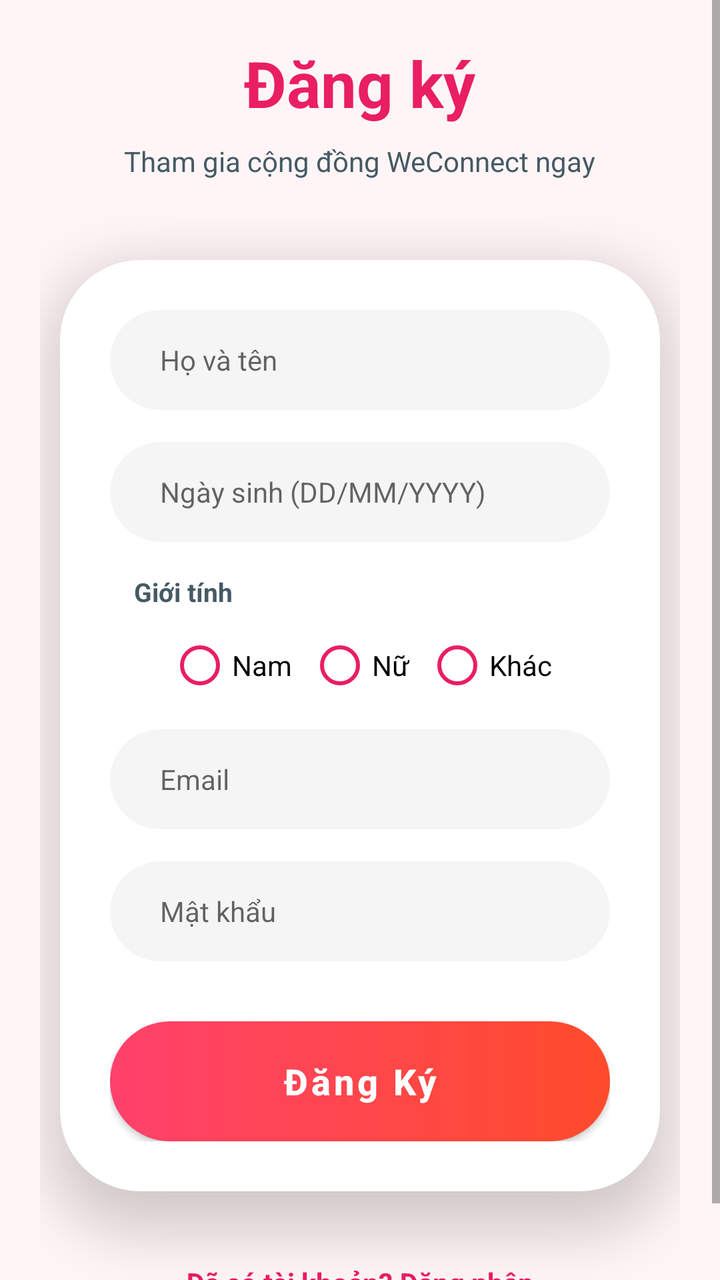
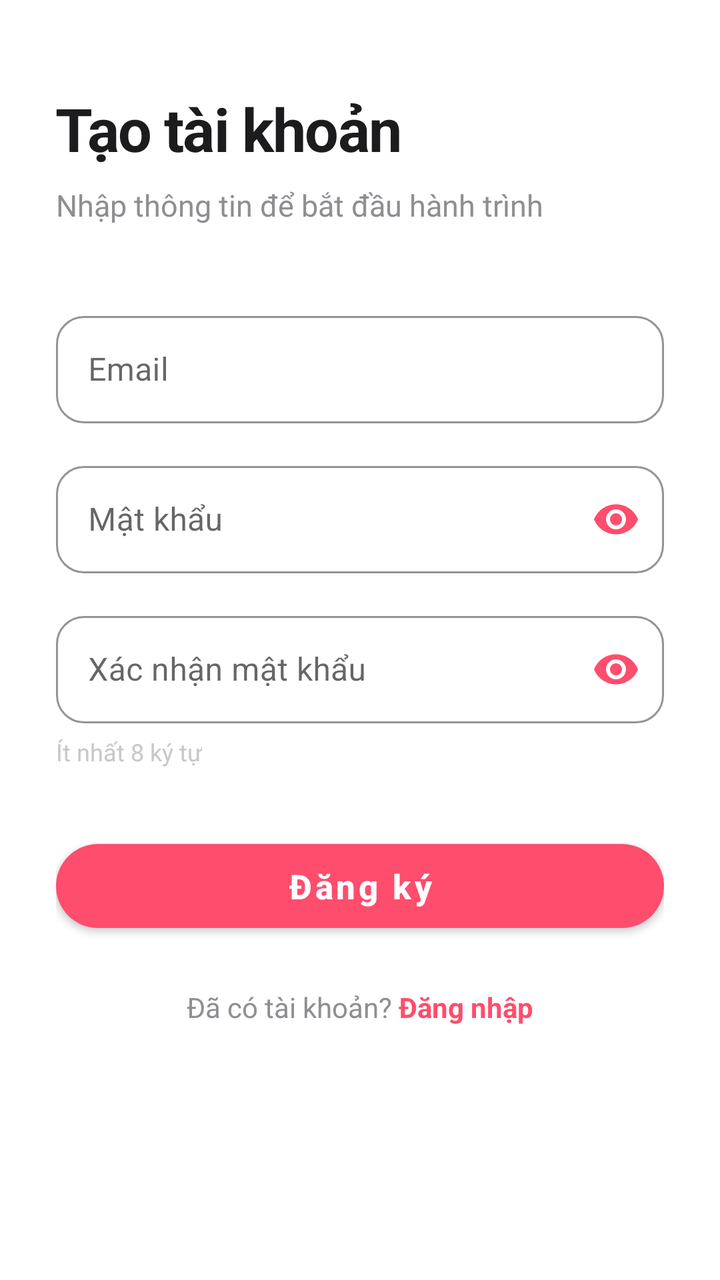

An Android layout rendered at two revisions. The XML below is the earlier revision; the diff shows what the commit changed to produce the second picture.
<!-- AndroidManifest.xml: application theme Theme.Weconnect -->
<!-- res/layout/activity_register.xml -->
<?xml version="1.0" encoding="utf-8"?>
<ScrollView xmlns:android="http://schemas.android.com/apk/res/android"
    xmlns:app="http://schemas.android.com/apk/res-auto"
    android:layout_width="match_parent"
    android:layout_height="match_parent"
    android:background="#FFF5F7"
    android:fillViewport="true">

    <androidx.constraintlayout.widget.ConstraintLayout
        android:layout_width="match_parent"
        android:layout_height="wrap_content">

        <LinearLayout
            android:layout_width="match_parent"
            android:layout_height="wrap_content"
            android:orientation="vertical"
            android:padding="20dp"
            app:layout_constraintTop_toTopOf="parent"
            app:layout_constraintBottom_toBottomOf="parent">

            <TextView
                android:id="@+id/tvTitle"
                android:layout_width="wrap_content"
                android:layout_height="wrap_content"
                android:layout_gravity="center"
                android:text="Đăng ký"
                android:textColor="#E91E63"
                android:textSize="32sp"
                android:textStyle="bold" />

            <TextView
                android:layout_width="wrap_content"
                android:layout_height="wrap_content"
                android:layout_gravity="center"
                android:text="Tham gia cộng đồng WeConnect ngay"
                android:textColor="#455A64"
                android:textSize="14sp"
                android:layout_marginTop="8dp"
                android:layout_marginBottom="30dp"/>

            <androidx.cardview.widget.CardView
                android:layout_width="match_parent"
                android:layout_height="wrap_content"
                android:layout_margin="10dp"
                app:cardCornerRadius="40dp"
                app:cardElevation="15dp"
                app:cardBackgroundColor="#FFFFFF">

                <LinearLayout
                    android:layout_width="match_parent"
                    android:layout_height="wrap_content"
                    android:orientation="vertical"
                    android:padding="25dp">

                    <androidx.cardview.widget.CardView
                        android:layout_width="match_parent"
                        android:layout_height="50dp"
                        app:cardCornerRadius="25dp"
                        app:cardElevation="0dp"
                        app:cardBackgroundColor="#F5F5F5">
                        <EditText
                            android:id="@+id/etFullName"
                            android:layout_width="match_parent"
                            android:layout_height="match_parent"
                            android:background="@android:color/transparent"
                            android:hint="Họ và tên"
                            android:paddingStart="25dp"
                            android:textSize="14sp"
                            android:inputType="textPersonName"/>
                    </androidx.cardview.widget.CardView>
                    <TextView
                        android:id="@+id/tvErrorName"
                        android:layout_width="wrap_content"
                        android:layout_height="wrap_content"
                        android:textColor="#E91E63"
                        android:textSize="11sp"
                        android:layout_marginStart="20dp"
                        android:visibility="gone" />

                    <androidx.cardview.widget.CardView
                        android:layout_width="match_parent"
                        android:layout_height="50dp"
                        app:cardCornerRadius="25dp"
                        app:cardElevation="0dp"
                        android:layout_marginTop="16dp"
                        app:cardBackgroundColor="#F5F5F5">
                        <EditText
                            android:id="@+id/etBirthday"
                            android:layout_width="match_parent"
                            android:layout_height="match_parent"
                            android:background="@android:color/transparent"
                            android:hint="Ngày sinh (DD/MM/YYYY)"
                            android:paddingStart="25dp"
                            android:textSize="14sp"
                            android:inputType="number"
                            android:maxLength="10"/>
                    </androidx.cardview.widget.CardView>
                    <TextView
                        android:id="@+id/tvErrorBirthday"
                        android:layout_width="wrap_content"
                        android:layout_height="wrap_content"
                        android:textColor="#E91E63"
                        android:textSize="11sp"
                        android:layout_marginStart="20dp"
                        android:visibility="gone" />

                    <TextView
                        android:layout_width="wrap_content"
                        android:layout_height="wrap_content"
                        android:text="Giới tính"
                        android:textColor="#455A64"
                        android:textStyle="bold"
                        android:textSize="13sp"
                        android:layout_marginTop="16dp"
                        android:layout_marginStart="12dp"/>
                    <RadioGroup
                        android:id="@+id/rgGender"
                        android:layout_width="match_parent"
                        android:layout_height="wrap_content"
                        android:orientation="horizontal"
                        android:layout_marginTop="4dp"
                        android:gravity="center">
                        <RadioButton android:id="@+id/rbMale" android:layout_width="wrap_content" android:layout_height="wrap_content" android:text="Nam" android:buttonTint="#E91E63" android:layout_marginEnd="8dp"/>
                        <RadioButton android:id="@+id/rbFemale" android:layout_width="wrap_content" android:layout_height="wrap_content" android:text="Nữ" android:buttonTint="#E91E63" android:layout_marginEnd="8dp"/>
                        <RadioButton android:id="@+id/rbOther" android:layout_width="wrap_content" android:layout_height="wrap_content" android:text="Khác" android:buttonTint="#E91E63"/>
                    </RadioGroup>
                    <TextView
                        android:id="@+id/tvErrorGender"
                        android:layout_width="wrap_content"
                        android:layout_height="wrap_content"
                        android:textColor="#E91E63"
                        android:textSize="11sp"
                        android:layout_marginStart="20dp"
                        android:visibility="gone" />

                    <androidx.cardview.widget.CardView
                        android:layout_width="match_parent"
                        android:layout_height="50dp"
                        app:cardCornerRadius="25dp"
                        app:cardElevation="0dp"
                        android:layout_marginTop="8dp"
                        app:cardBackgroundColor="#F5F5F5">
                        <EditText
                            android:id="@+id/etEmail"
                            android:layout_width="match_parent"
                            android:layout_height="match_parent"
                            android:background="@android:color/transparent"
                            android:hint="Email"
                            android:paddingStart="25dp"
                            android:textSize="14sp"
                            android:inputType="textEmailAddress"/>
                    </androidx.cardview.widget.CardView>
                    <TextView
                        android:id="@+id/tvErrorEmail"
                        android:layout_width="wrap_content"
                        android:layout_height="wrap_content"
                        android:textColor="#E91E63"
                        android:textSize="11sp"
                        android:layout_marginStart="20dp"
                        android:visibility="gone" />

                    <androidx.cardview.widget.CardView
                        android:layout_width="match_parent"
                        android:layout_height="50dp"
                        app:cardCornerRadius="25dp"
                        app:cardElevation="0dp"
                        android:layout_marginTop="16dp"
                        app:cardBackgroundColor="#F5F5F5">
                        <EditText
                            android:id="@+id/etPassword"
                            android:layout_width="match_parent"
                            android:layout_height="match_parent"
                            android:background="@android:color/transparent"
                            android:hint="Mật khẩu"
                            android:paddingStart="25dp"
                            android:textSize="14sp"
                            android:inputType="textPassword"/>
                    </androidx.cardview.widget.CardView>
                    <TextView
                        android:id="@+id/tvErrorPassword"
                        android:layout_width="wrap_content"
                        android:layout_height="wrap_content"
                        android:textColor="#E91E63"
                        android:textSize="11sp"
                        android:layout_marginStart="20dp"
                        android:visibility="gone" />

                    <Button
                        android:id="@+id/btnRegister"
                        android:layout_width="match_parent"
                        android:layout_height="60dp"
                        android:layout_marginTop="30dp"
                        android:text="Đăng Ký"
                        android:textColor="#FFFFFF"
                        android:textSize="18sp"
                        android:textStyle="bold"
                        android:background="@drawable/bg_button_premium_gradient"
                        android:textAllCaps="false"
                        app:backgroundTint="@null"
                        android:elevation="8dp"/>

                </LinearLayout>
            </androidx.cardview.widget.CardView>

            <TextView
                android:id="@+id/tvBackToLogin"
                android:layout_width="wrap_content"
                android:layout_height="wrap_content"
                android:layout_gravity="center"
                android:layout_marginTop="16dp"
                android:text="Đã có tài khoản? Đăng nhập"
                android:textColor="#E91E63"
                android:textStyle="bold"
                android:padding="10dp"/>

        </LinearLayout>
    </androidx.constraintlayout.widget.ConstraintLayout>
</ScrollView>
<!-- resources referenced by this layout -->
<resources>
  <!-- drawable bg_button_premium_gradient (drawable) -->
  <?xml version="1.0" encoding="utf-8"?>
  <shape xmlns:android="http://schemas.android.com/apk/res/android">
      <gradient
          android:startColor="#FF416C"
          android:endColor="#FF4B2B"
          android:angle="0" />
      <corners android:radius="35dp" />
  </shape>
  <style name="Theme.Weconnect" parent="Theme.MaterialComponents.DayNight.NoActionBar" />
</resources>

<!-- the commit's change to res/layout/activity_register.xml (unified diff, before → after) -->
@@ -1,218 +1,209 @@
 <?xml version="1.0" encoding="utf-8"?>
-<ScrollView xmlns:android="http://schemas.android.com/apk/res/android"
+<LinearLayout xmlns:android="http://schemas.android.com/apk/res/android"
     xmlns:app="http://schemas.android.com/apk/res-auto"
     android:layout_width="match_parent"
     android:layout_height="match_parent"
-    android:background="#FFF5F7"
-    android:fillViewport="true">
-
-    <androidx.constraintlayout.widget.ConstraintLayout
+    android:background="#FFFFFF"
+    android:orientation="vertical">
+
+
+<ScrollView
         android:layout_width="match_parent"
-        android:layout_height="wrap_content">
+        android:layout_height="0dp"
+        android:layout_weight="1"
+        android:fillViewport="true">
+
+    <LinearLayout
+        android:layout_width="match_parent"
+        android:layout_height="wrap_content"
+        android:orientation="vertical"
+        android:paddingHorizontal="28dp"
+        android:paddingTop="16dp"
+        android:paddingBottom="40dp">
+
+        
+        <TextView
+            android:layout_width="wrap_content"
+            android:layout_height="wrap_content"
+            android:layout_marginTop="28dp"
+            android:letterSpacing="-0.02"
+            android:text="Tạo tài khoản"
+            android:textColor="#1C1C1E"
+            android:textSize="30sp"
+            android:textStyle="bold" />
+
+        <TextView
+            android:layout_width="wrap_content"
+            android:layout_height="wrap_content"
+            android:layout_marginTop="8dp"
+            android:text="Nhập thông tin để bắt đầu hành trình"
+            android:textColor="#8E8E93"
+            android:textSize="15sp" />
+
+        
+        <com.google.android.material.textfield.TextInputLayout
+            android:id="@+id/tilEmail"
+            style="@style/Widget.MaterialComponents.TextInputLayout.OutlinedBox"
+            android:layout_width="match_parent"
+            android:layout_height="wrap_content"
+            android:layout_marginTop="40dp"
+            android:hint="Email"
+            app:boxBackgroundColor="#FFFFFF"
+            app:boxCornerRadiusBottomEnd="14dp"
+            app:boxCornerRadiusBottomStart="14dp"
+            app:boxCornerRadiusTopEnd="14dp"
+            app:boxCornerRadiusTopStart="14dp"
+            app:boxStrokeColor="@color/primary_pink"
+            app:hintTextColor="@color/primary_pink">
+
+            <com.google.android.material.textfield.TextInputEditText
+                android:id="@+id/etEmail"
+                android:layout_width="match_parent"
+                android:layout_height="wrap_content"
+                android:inputType="textEmailAddress"
+                android:paddingVertical="16dp"
+                android:textColor="#1C1C1E"
+                android:textSize="16sp" />
+        </com.google.android.material.textfield.TextInputLayout>
+
+        <TextView
+            android:id="@+id/tvErrorEmail"
+            android:layout_width="match_parent"
+            android:layout_height="wrap_content"
+            android:layout_marginStart="4dp"
+            android:layout_marginTop="4dp"
+            android:textColor="#FF3B30"
+            android:textSize="12sp"
+            android:visibility="gone" />
+
+        
+        <com.google.android.material.textfield.TextInputLayout
+            android:id="@+id/tilPassword"
+            style="@style/Widget.MaterialComponents.TextInputLayout.OutlinedBox"
+            android:layout_width="match_parent"
+            android:layout_height="wrap_content"
+            android:layout_marginTop="16dp"
+            android:hint="Mật khẩu"
+            app:boxBackgroundColor="#FFFFFF"
+            app:boxCornerRadiusBottomEnd="14dp"
+            app:boxCornerRadiusBottomStart="14dp"
+            app:boxCornerRadiusTopEnd="14dp"
+            app:boxCornerRadiusTopStart="14dp"
+            app:boxStrokeColor="@color/primary_pink"
+            app:endIconMode="password_toggle"
+            app:endIconTint="@color/primary_pink"
+            app:hintTextColor="@color/primary_pink">
+
+            <com.google.android.material.textfield.TextInputEditText
+                android:id="@+id/etPassword"
+                android:layout_width="match_parent"
+                android:layout_height="wrap_content"
+                android:inputType="textPassword"
+                android:paddingVertical="16dp"
+                android:textColor="#1C1C1E"
+                android:textSize="16sp" />
+        </com.google.android.material.textfield.TextInputLayout>
+
+        <TextView
+            android:id="@+id/tvErrorPassword"
+            android:layout_width="match_parent"
+            android:layout_height="wrap_content"
+            android:layout_marginStart="4dp"
+            android:layout_marginTop="4dp"
+            android:textColor="#FF3B30"
+            android:textSize="12sp"
+            android:visibility="gone" />
+
+        
+        <com.google.android.material.textfield.TextInputLayout
+            android:id="@+id/tilConfirmPassword"
+            style="@style/Widget.MaterialComponents.TextInputLayout.OutlinedBox"
+            android:layout_width="match_parent"
+            android:layout_height="wrap_content"
+            android:layout_marginTop="16dp"
+            android:hint="Xác nhận mật khẩu"
+            app:boxBackgroundColor="#FFFFFF"
+            app:boxCornerRadiusBottomEnd="14dp"
+            app:boxCornerRadiusBottomStart="14dp"
+            app:boxCornerRadiusTopEnd="14dp"
+            app:boxCornerRadiusTopStart="14dp"
+            app:boxStrokeColor="@color/primary_pink"
+            app:endIconMode="password_toggle"
+            app:endIconTint="@color/primary_pink"
+            app:hintTextColor="@color/primary_pink">
+
+            <com.google.android.material.textfield.TextInputEditText
+                android:id="@+id/etConfirmPassword"
+                android:layout_width="match_parent"
+                android:layout_height="wrap_content"
+                android:inputType="textPassword"
+                android:paddingVertical="16dp"
+                android:textColor="#1C1C1E"
+                android:textSize="16sp" />
+        </com.google.android.material.textfield.TextInputLayout>
+
+        <TextView
+            android:id="@+id/tvErrorConfirmPassword"
+            android:layout_width="match_parent"
+            android:layout_height="wrap_content"
+            android:layout_marginStart="4dp"
+            android:layout_marginTop="4dp"
+            android:textColor="#FF3B30"
+            android:textSize="12sp"
+            android:visibility="gone" />
+
+        <TextView
+            android:layout_width="wrap_content"
+            android:layout_height="wrap_content"
+            android:layout_marginTop="6dp"
+            android:text="Ít nhất 8 ký tự"
+            android:textColor="#C7C7CC"
+            android:textSize="12sp" />
+
+        
+
+        
+        <com.google.android.material.button.MaterialButton
+            android:id="@+id/btnContinue"
+            android:layout_width="match_parent"
+            android:layout_height="54dp"
+            android:layout_marginTop="32dp"
+            android:text="Đăng ký"
+            android:textAllCaps="false"
+            android:textColor="#FFFFFF"
+            android:textSize="17sp"
+            android:textStyle="bold"
+            app:backgroundTint="@color/primary_pink"
+            app:cornerRadius="27dp"
+            app:elevation="0dp" />
 
         <LinearLayout
-            android:layout_width="match_parent"
-            android:layout_height="wrap_content"
-            android:orientation="vertical"
-            android:padding="20dp"
-            app:layout_constraintTop_toTopOf="parent"
-            app:layout_constraintBottom_toBottomOf="parent">
-
-            <TextView
-                android:id="@+id/tvTitle"
-                android:layout_width="wrap_content"
-                android:layout_height="wrap_content"
-                android:layout_gravity="center"
-                android:text="Đăng ký"
-                android:textColor="#E91E63"
-                android:textSize="32sp"
-                android:textStyle="bold" />
+            android:layout_width="wrap_content"
+            android:layout_height="wrap_content"
+            android:layout_gravity="center_horizontal"
+            android:layout_marginTop="24dp"
+            android:orientation="horizontal">
 
             <TextView
                 android:layout_width="wrap_content"
                 android:layout_height="wrap_content"
-                android:layout_gravity="center"
-                android:text="Tham gia cộng đồng WeConnect ngay"
-                android:textColor="#455A64"
-                android:textSize="14sp"
-                android:layout_marginTop="8dp"
-                android:layout_marginBottom="30dp"/>
-
-            <androidx.cardview.widget.CardView
-                android:layout_width="match_parent"
-                android:layout_height="wrap_content"
-                android:layout_margin="10dp"
-                app:cardCornerRadius="40dp"
-                app:cardElevation="15dp"
-                app:cardBackgroundColor="#FFFFFF">
-
-                <LinearLayout
-                    android:layout_width="match_parent"
-                    android:layout_height="wrap_content"
-                    android:orientation="vertical"
-                    android:padding="25dp">
-
-                    <androidx.cardview.widget.CardView
-                        android:layout_width="match_parent"
-                        android:layout_height="50dp"
-                        app:cardCornerRadius="25dp"
-                        app:cardElevation="0dp"
-                        app:cardBackgroundColor="#F5F5F5">
-                        <EditText
-                            android:id="@+id/etFullName"
-                            android:layout_width="match_parent"
-                            android:layout_height="match_parent"
-                            android:background="@android:color/transparent"
-                            android:hint="Họ và tên"
-                            android:paddingStart="25dp"
-                            android:textSize="14sp"
-                            android:inputType="textPersonName"/>
-                    </androidx.cardview.widget.CardView>
-                    <TextView
-                        android:id="@+id/tvErrorName"
-                        android:layout_width="wrap_content"
-                        android:layout_height="wrap_content"
-                        android:textColor="#E91E63"
-                        android:textSize="11sp"
-                        android:layout_marginStart="20dp"
-                        android:visibility="gone" />
-
-                    <androidx.cardview.widget.CardView
-                        android:layout_width="match_parent"
-                        android:layout_height="50dp"
-                        app:cardCornerRadius="25dp"
-                        app:cardElevation="0dp"
-                        android:layout_marginTop="16dp"
-                        app:cardBackgroundColor="#F5F5F5">
-                        <EditText
-                            android:id="@+id/etBirthday"
-                            android:layout_width="match_parent"
-                            android:layout_height="match_parent"
-                            android:background="@android:color/transparent"
-                            android:hint="Ngày sinh (DD/MM/YYYY)"
-                            android:paddingStart="25dp"
-                            android:textSize="14sp"
-                            android:inputType="number"
-                            android:maxLength="10"/>
-                    </androidx.cardview.widget.CardView>
-                    <TextView
-                        android:id="@+id/tvErrorBirthday"
-                        android:layout_width="wrap_content"
-                        android:layout_height="wrap_content"
-                        android:textColor="#E91E63"
-                        android:textSize="11sp"
-                        android:layout_marginStart="20dp"
-                        android:visibility="gone" />
-
-                    <TextView
-                        android:layout_width="wrap_content"
-                        android:layout_height="wrap_content"
-                        android:text="Giới tính"
-                        android:textColor="#455A64"
-                        android:textStyle="bold"
-                        android:textSize="13sp"
-                        android:layout_marginTop="16dp"
-                        android:layout_marginStart="12dp"/>
-                    <RadioGroup
-                        android:id="@+id/rgGender"
-                        android:layout_width="match_parent"
-                        android:layout_height="wrap_content"
-                        android:orientation="horizontal"
-                        android:layout_marginTop="4dp"
-                        android:gravity="center">
-                        <RadioButton android:id="@+id/rbMale" android:layout_width="wrap_content" android:layout_height="wrap_content" android:text="Nam" android:buttonTint="#E91E63" android:layout_marginEnd="8dp"/>
-                        <RadioButton android:id="@+id/rbFemale" android:layout_width="wrap_content" android:layout_height="wrap_content" android:text="Nữ" android:buttonTint="#E91E63" android:layout_marginEnd="8dp"/>
-                        <RadioButton android:id="@+id/rbOther" android:layout_width="wrap_content" android:layout_height="wrap_content" android:text="Khác" android:buttonTint="#E91E63"/>
-                    </RadioGroup>
-                    <TextView
-                        android:id="@+id/tvErrorGender"
-                        android:layout_width="wrap_content"
-                        android:layout_height="wrap_content"
-                        android:textColor="#E91E63"
-                        android:textSize="11sp"
-                        android:layout_marginStart="20dp"
-                        android:visibility="gone" />
-
-                    <androidx.cardview.widget.CardView
-                        android:layout_width="match_parent"
-                        android:layout_height="50dp"
-                        app:cardCornerRadius="25dp"
-                        app:cardElevation="0dp"
-                        android:layout_marginTop="8dp"
-                        app:cardBackgroundColor="#F5F5F5">
-                        <EditText
-                            android:id="@+id/etEmail"
-                            android:layout_width="match_parent"
-                            android:layout_height="match_parent"
-                            android:background="@android:color/transparent"
-                            android:hint="Email"
-                            android:paddingStart="25dp"
-                            android:textSize="14sp"
-                            android:inputType="textEmailAddress"/>
-                    </androidx.cardview.widget.CardView>
-                    <TextView
-                        android:id="@+id/tvErrorEmail"
-                        android:layout_width="wrap_content"
-                        android:layout_height="wrap_content"
-                        android:textColor="#E91E63"
-                        android:textSize="11sp"
-                        android:layout_marginStart="20dp"
-                        android:visibility="gone" />
-
-                    <androidx.cardview.widget.CardView
-                        android:layout_width="match_parent"
-                        android:layout_height="50dp"
-                        app:cardCornerRadius="25dp"
-                        app:cardElevation="0dp"
-                        android:layout_marginTop="16dp"
-                        app:cardBackgroundColor="#F5F5F5">
-                        <EditText
-                            android:id="@+id/etPassword"
-                            android:layout_width="match_parent"
-                            android:layout_height="match_parent"
-                            android:background="@android:color/transparent"
-                            android:hint="Mật khẩu"
-                            android:paddingStart="25dp"
-                            android:textSize="14sp"
-                            android:inputType="textPassword"/>
-                    </androidx.cardview.widget.CardView>
-                    <TextView
-                        android:id="@+id/tvErrorPassword"
-                        android:layout_width="wrap_content"
-                        android:layout_height="wrap_content"
-                        android:textColor="#E91E63"
-                        android:textSize="11sp"
-                        android:layout_marginStart="20dp"
-                        android:visibility="gone" />
-
-                    <Button
-                        android:id="@+id/btnRegister"
-                        android:layout_width="match_parent"
-                        android:layout_height="60dp"
-                        android:layout_marginTop="30dp"
-                        android:text="Đăng Ký"
-                        android:textColor="#FFFFFF"
-                        android:textSize="18sp"
-                        android:textStyle="bold"
-                        android:background="@drawable/bg_button_premium_gradient"
-                        android:textAllCaps="false"
-                        app:backgroundTint="@null"
-                        android:elevation="8dp"/>
-
-                </LinearLayout>
-            </androidx.cardview.widget.CardView>
+                android:text="Đã có tài khoản? "
+                android:textColor="#8E8E93"
+                android:textSize="14sp" />
 
             <TextView
                 android:id="@+id/tvBackToLogin"
                 android:layout_width="wrap_content"
                 android:layout_height="wrap_content"
-                android:layout_gravity="center"
-                android:layout_marginTop="16dp"
-                android:text="Đã có tài khoản? Đăng nhập"
-                android:textColor="#E91E63"
-                android:textStyle="bold"
-                android:padding="10dp"/>
-
+                android:clickable="true"
+                android:focusable="true"
+                android:text="Đăng nhập"
+                android:textColor="@color/primary_pink"
+                android:textSize="14sp"
+                android:textStyle="bold" />
         </LinearLayout>
-    </androidx.constraintlayout.widget.ConstraintLayout>
-</ScrollView>
+
+    </LinearLayout>
+    </ScrollView>
+
+</LinearLayout>
<!-- resource entries referenced after the edit -->
@@ -1,14 +1,35 @@
 <!-- resources referenced by this layout -->
 <resources>
-  <!-- drawable bg_button_premium_gradient (drawable) -->
-  <?xml version="1.0" encoding="utf-8"?>
-  <shape xmlns:android="http://schemas.android.com/apk/res/android">
-      <gradient
-          android:startColor="#FF416C"
-          android:endColor="#FF4B2B"
-          android:angle="0" />
-      <corners android:radius="35dp" />
-  </shape>
-  <style name="Theme.Weconnect" parent="Theme.MaterialComponents.DayNight.NoActionBar" />
+  <color name="primary_pink">#FF4D6D</color>
+  <style name="Theme.Weconnect" parent="Theme.MaterialComponents.DayNight.NoActionBar">
+          <item name="materialAlertDialogTheme">@style/Dialog.App</item>
+      </style>
+  <style name="Dialog.App" parent="ThemeOverlay.MaterialComponents.MaterialAlertDialog">
+          <item name="alertDialogStyle">@style/MaterialAlertDialog.App</item>
+          <item name="buttonBarNegativeButtonStyle">@style/Dialog.App.ButtonNegative</item>
+          <item name="buttonBarPositiveButtonStyle">@style/Dialog.App.ButtonPositive</item>
+          <item name="buttonBarNeutralButtonStyle">@style/Dialog.App.ButtonNeutral</item>
+      </style>
+  <style name="MaterialAlertDialog.App" parent="MaterialAlertDialog.MaterialComponents">
+          <item name="shapeAppearance">@style/ShapeAppearance.App.Dialog</item>
+      </style>
+  <style name="Dialog.App.ButtonNegative" parent="Widget.MaterialComponents.Button.TextButton.Dialog">
+          <item name="android:textColor">@color/primary_pink</item>
+          <item name="android:fontFamily">sans-serif-medium</item>
+      </style>
+  <style name="Dialog.App.ButtonPositive" parent="Widget.MaterialComponents.Button.TextButton.Dialog">
+          <item name="android:textColor">@color/primary_pink</item>
+          <item name="android:textStyle">bold</item>
+          <item name="android:fontFamily">sans-serif-medium</item>
+      </style>
+  <style name="Dialog.App.ButtonNeutral" parent="Widget.MaterialComponents.Button.TextButton.Dialog">
+          <item name="android:textColor">@color/text_secondary</item>
+          <item name="android:fontFamily">sans-serif-medium</item>
+      </style>
+  <style name="ShapeAppearance.App.Dialog" parent="">
+          <item name="cornerFamily">rounded</item>
+          <item name="cornerSize">20dp</item>
+      </style>
+  <color name="text_secondary">#757575</color>
 </resources>
 
